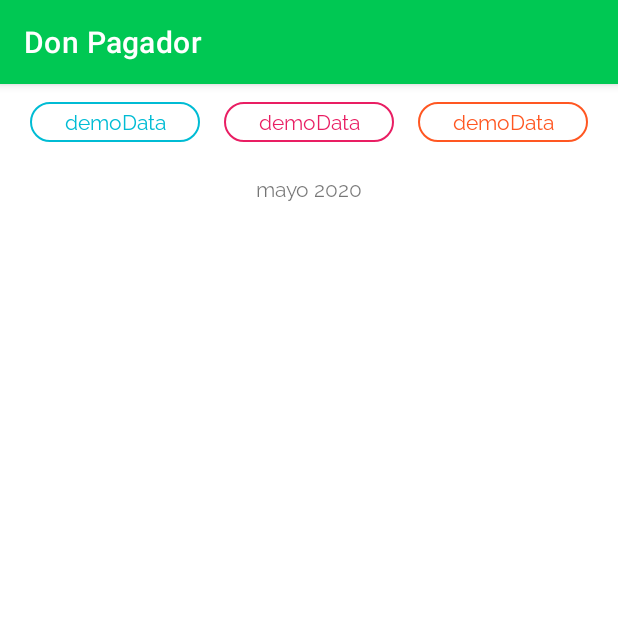
After one commit to ferisagaragu/mr-payment-app, an Android app: the fragment PeriodDetailFragment shown on its own in the app's theme, on a phone screen of 412 x 824 dp, the top half of it. The commit adds this screen. Run offline under Robolectric (Android 15) with nearby library versions, the phone set to English and light mode, and no system bars; 3 statements that could not run were skipped.

Commit message:
I add payment fragment and actual month

```diff
--- a/app/build.gradle
+++ b/app/build.gradle
@@ -40,7 +40,7 @@ dependencies {
     implementation 'com.squareup.retrofit2:retrofit:2.6.0'
     implementation 'com.squareup.retrofit2:converter-gson:2.6.0'
     implementation "com.squareup.okhttp3:logging-interceptor:4.5.0"
-    implementation("org.jetbrains.kotlinx:kotlinx-coroutines-android:1.3.9")
+    implementation("androidx.fragment:fragment-ktx:1.2.5")
     testImplementation 'junit:junit:4.13.2'
     androidTestImplementation 'androidx.test.ext:junit:1.1.3'
     androidTestImplementation 'androidx.test.espresso:espresso-core:3.4.0'
--- a/app/src/main/java/org/pechblenda/mrpaymentapp/MainActivity.kt
+++ b/app/src/main/java/org/pechblenda/mrpaymentapp/MainActivity.kt
@@ -6,13 +6,17 @@ import android.widget.Button
 import android.widget.ProgressBar
 import android.widget.Toast
 import androidx.appcompat.app.AppCompatActivity
+import androidx.fragment.app.add
+import androidx.fragment.app.commit
 import androidx.recyclerview.widget.LinearLayoutManager
 import androidx.recyclerview.widget.RecyclerView
 
 import org.pechblenda.mrpaymentapp.adapter.PeriodListViewAdapter
 import org.pechblenda.mrpaymentapp.entity.RestResponse
+import org.pechblenda.mrpaymentapp.fragment.PeriodDetailFragment
 import org.pechblenda.mrpaymentapp.network.RetrofitConnector
 import org.pechblenda.mrpaymentapp.service.PeriodService
+import org.pechblenda.mrpaymentapp.util.transform.JSONFormat
 
 import retrofit2.Call
 import retrofit2.Callback
@@ -27,6 +31,7 @@ class MainActivity : AppCompatActivity() {
 
 	private lateinit var retrofit: Retrofit
 	private lateinit var periodService: PeriodService
+	private lateinit var periodDetail: Map<Any, Any>
 
 	override fun onCreate(savedInstanceState: Bundle?) {
 		super.onCreate(savedInstanceState)
@@ -59,14 +64,25 @@ class MainActivity : AppCompatActivity() {
 
 		periodService.listRepos().enqueue(object : Callback<RestResponse> {
 			override fun onResponse(call: Call<RestResponse>, response: Response<RestResponse>) {
+				val resp = response.body()
 				val periodListViewAdapter = PeriodListViewAdapter(
-					response.body()?.convertDataToPeriods()!!,
+					resp?.convertDataToPeriods()!!,
 					context
 				)
+
+				periodDetail = resp.getPeriodDetail()
 
 				runOnUiThread {
 					progressBar.visibility = View.GONE
 					recyclerView.adapter = periodListViewAdapter
+
+					val bundle = Bundle()
+					bundle.putString("detail", JSONFormat.generateJSONText(periodDetail))
+
+					supportFragmentManager.commit {
+						setReorderingAllowed(true)
+						add<PeriodDetailFragment>(R.id.fragment_container_view, args = bundle)
+					}
 				}
 			}
 
--- a/app/src/main/java/org/pechblenda/mrpaymentapp/entity/RestResponse.kt
+++ b/app/src/main/java/org/pechblenda/mrpaymentapp/entity/RestResponse.kt
@@ -1,20 +1,31 @@
 package org.pechblenda.mrpaymentapp.entity
 
+import org.pechblenda.mrpaymentapp.util.format.DateMonth
 import org.pechblenda.mrpaymentapp.util.transform.JSONFormat
 
 class RestResponse(
 	val timestamp: String,
 	val status: Int,
 	val count	:	Int,
-	private val data: Any
+	private val data: Any,
 ) {
+
+	private lateinit var periodDetail: Map<Any,Any>
+
+	fun getPeriodDetail(): Map<Any, Any> {
+		return periodDetail
+	}
 
 	fun convertDataToPeriods(): List<Period> {
 		return (data as List<Any?>).map { item ->
-			JSONFormat.gsonInstance().fromJson(
+			val data = JSONFormat.gsonInstance().fromJson(
 				JSONFormat.generateJSONText(item),
 				Period::class.java
 			)
+
+			if (data.name == DateMonth.generateMonthName()) periodDetail = data.detail
+
+			data
 		}
 	}
 
--- /dev/null
+++ b/app/src/main/java/org/pechblenda/mrpaymentapp/fragment/PeriodDetailFragment.kt
@@ -0,0 +1,46 @@
+package org.pechblenda.mrpaymentapp.fragment
+
+import android.os.Bundle
+import android.view.LayoutInflater
+import android.view.View
+import android.view.ViewGroup
+import android.widget.TextView
+import androidx.fragment.app.Fragment
+
+import org.pechblenda.mrpaymentapp.R
+import org.pechblenda.mrpaymentapp.util.format.Currency
+import org.pechblenda.mrpaymentapp.util.transform.JSONFormat
+
+class PeriodDetailFragment: Fragment() {
+
+	lateinit var unique: TextView
+	lateinit var monthly: TextView
+	lateinit var recurret: TextView
+
+	override fun onCreateView(
+		inflater: LayoutInflater,
+		container: ViewGroup?,
+		savedInstanceState: Bundle?
+	): View? {
+		val inflater = inflater.inflate(R.layout.period_detail, container, false)
+
+		unique = inflater.findViewById(R.id.unique)
+		monthly = inflater.findViewById(R.id.monthly)
+		recurret = inflater.findViewById(R.id.recurrent)
+
+		return inflater
+	}
+
+	override fun onStart() {
+		super.onStart()
+		val data = JSONFormat.gsonInstance().fromJson<Map<String, Double>>(
+			arguments?.getString("detail"),
+			Map::class.java
+		)
+
+		unique.text = Currency.withoutDecimalPesos.format(data["unique"])
+		monthly.text = Currency.withoutDecimalPesos.format(data["monthly"])
+		recurret.text = Currency.withoutDecimalPesos.format(data["recurrent"])
+	}
+
+}
--- /dev/null
+++ b/app/src/main/java/org/pechblenda/mrpaymentapp/util/format/DateMonth.kt
@@ -0,0 +1,14 @@
+package org.pechblenda.mrpaymentapp.util.format
+
+import java.text.SimpleDateFormat
+import java.util.Calendar
+
+object DateMonth {
+
+	fun generateMonthName(): String {
+		val calendar = Calendar.getInstance()
+		val dateFormat = SimpleDateFormat("MMMM yyy")
+		return dateFormat.format(calendar.time)
+	}
+
+}
--- /dev/null
+++ b/app/src/main/res/drawable-v24/badge_monthly.xml
@@ -0,0 +1,14 @@
+<?xml version="1.0" encoding="utf-8"?>
+<shape xmlns:android="http://schemas.android.com/apk/res/android" android:shape="rectangle" >
+    <stroke
+        android:width="1dp"
+        android:color="@color/badge_monthly_color" />
+
+    <padding
+        android:left="2dp"
+        android:right="2dp"
+        android:bottom="5dp"
+        android:top="2dp" />
+
+    <corners android:radius="150dp" />
+</shape>
--- /dev/null
+++ b/app/src/main/res/drawable-v24/badge_recurrent.xml
@@ -0,0 +1,14 @@
+<?xml version="1.0" encoding="utf-8"?>
+<shape xmlns:android="http://schemas.android.com/apk/res/android" android:shape="rectangle" >
+    <stroke
+        android:width="1dp"
+        android:color="@color/badge_recurrent_color" />
+
+    <padding
+        android:left="2dp"
+        android:right="2dp"
+        android:bottom="5dp"
+        android:top="2dp" />
+
+    <corners android:radius="150dp" />
+</shape>
--- /dev/null
+++ b/app/src/main/res/drawable/badge_unique.xml
@@ -0,0 +1,14 @@
+<?xml version="1.0" encoding="utf-8"?>
+<shape xmlns:android="http://schemas.android.com/apk/res/android" android:shape="rectangle" >
+    <stroke
+        android:width="1dp"
+        android:color="@color/badge_unique_color" />
+
+    <padding
+        android:left="2dp"
+        android:right="2dp"
+        android:bottom="5dp"
+        android:top="2dp" />
+
+    <corners android:radius="150dp" />
+</shape>
--- a/app/src/main/res/layout/activity_main.xml
+++ b/app/src/main/res/layout/activity_main.xml
@@ -1,6 +1,7 @@
 <?xml version="1.0" encoding="utf-8"?>
 <androidx.constraintlayout.widget.ConstraintLayout
     xmlns:android="http://schemas.android.com/apk/res/android"
+    xmlns:app="http://schemas.android.com/apk/res-auto"
     xmlns:tools="http://schemas.android.com/tools"
     android:layout_width="match_parent"
     android:layout_height="match_parent"
@@ -10,20 +11,21 @@
         android:layout_width="match_parent"
         android:layout_height="match_parent">
 
+        <Button
+            android:id="@+id/retryButton"
+            android:layout_width="match_parent"
+            android:layout_height="wrap_content"
+            android:layout_marginLeft="40dp"
+            android:layout_marginTop="15dp"
+            android:layout_marginRight="40dp"
+            android:text="Recargar los datos"
+            android:visibility="gone"
+            app:backgroundTint="@color/pink_500" />
+
         <LinearLayout
             android:layout_width="match_parent"
             android:layout_height="match_parent"
             android:orientation="vertical">
-
-            <Button
-                android:id="@+id/retryButton"
-                android:layout_width="match_parent"
-                android:layout_height="wrap_content"
-                android:text="Recargar los datos"
-                android:layout_marginTop="15dp"
-                android:layout_marginLeft="40dp"
-                android:layout_marginRight="40dp"
-                android:visibility="gone"/>
 
             <ProgressBar
                 android:id="@+id/progressBar"
@@ -32,12 +34,18 @@
                 android:layout_height="wrap_content"
                 android:layout_marginTop="15dp"/>
 
+
+            <androidx.fragment.app.FragmentContainerView
+                android:id="@+id/fragment_container_view"
+                android:layout_width="match_parent"
+                android:layout_height="wrap_content" />
+
+            <androidx.recyclerview.widget.RecyclerView
+                android:id="@+id/listItem"
+                android:layout_width="match_parent"
+                android:layout_height="match_parent" />
+
         </LinearLayout>
-
-        <androidx.recyclerview.widget.RecyclerView
-            android:id="@+id/listItem"
-            android:layout_width="match_parent"
-            android:layout_height="match_parent" />
 
     </FrameLayout>
 </androidx.constraintlayout.widget.ConstraintLayout>
--- /dev/null
+++ b/app/src/main/res/layout/period_detail.xml
@@ -0,0 +1,72 @@
+<?xml version="1.0" encoding="utf-8"?>
+<androidx.constraintlayout.widget.ConstraintLayout xmlns:android="http://schemas.android.com/apk/res/android"
+    xmlns:app="http://schemas.android.com/apk/res-auto"
+    xmlns:tools="http://schemas.android.com/tools"
+    android:layout_width="match_parent"
+    android:layout_height="match_parent">
+
+    <LinearLayout
+        android:layout_width="match_parent"
+        android:layout_height="match_parent"
+        android:orientation="vertical">
+
+        <LinearLayout
+            android:layout_width="match_parent"
+            android:layout_height="wrap_content"
+            android:orientation="horizontal"
+            android:padding="12dp">
+
+            <TextView
+                android:id="@+id/unique"
+                android:layout_width="match_parent"
+                android:layout_height="wrap_content"
+                android:layout_marginLeft="8dp"
+                android:layout_marginRight="8dp"
+                android:layout_weight="1"
+                android:background="@drawable/badge_unique"
+                android:fontFamily="@font/raleway_regular"
+                android:text="demoData"
+                android:textAlignment="center"
+                android:textColor="@color/badge_unique_color" />
+
+            <TextView
+                android:id="@+id/monthly"
+                android:layout_width="match_parent"
+                android:layout_height="wrap_content"
+                android:layout_marginLeft="8dp"
+                android:layout_marginRight="8dp"
+                android:layout_weight="1"
+                android:background="@drawable/badge_monthly"
+                android:fontFamily="@font/raleway_regular"
+                android:text="demoData"
+                android:textAlignment="center"
+                android:textColor="@color/badge_monthly_color" />
+
+            <TextView
+                android:id="@+id/recurrent"
+                android:layout_width="match_parent"
+                android:layout_height="wrap_content"
+                android:layout_marginLeft="8dp"
+                android:layout_marginRight="8dp"
+                android:layout_weight="1"
+                android:background="@drawable/badge_recurrent"
+                android:fontFamily="@font/raleway_regular"
+                android:text="demoData"
+                android:textAlignment="center"
+                android:textColor="@color/badge_recurrent_color" />
+
+        </LinearLayout>
+
+        <TextView
+            android:id="@+id/textView"
+            android:layout_width="match_parent"
+            android:layout_height="wrap_content"
+            android:layout_weight="1"
+            android:text="mayo 2020"
+            android:textAlignment="center"
+            android:layout_marginTop="8dp"
+            android:layout_marginBottom="12dp"
+            android:fontFamily="@font/raleway_regular" />
+    </LinearLayout>
+
+</androidx.constraintlayout.widget.ConstraintLayout>
--- a/app/src/main/res/layout/period_element.xml
+++ b/app/src/main/res/layout/period_element.xml
@@ -41,6 +41,7 @@
                         android:layout_width="wrap_content"
                         android:layout_height="wrap_content"
                         android:layout_weight="1"
+                        android:fontFamily="@font/raleway_regular"
                         android:textStyle="bold" />
 
                     <TextView
@@ -48,6 +49,7 @@
                         android:layout_width="wrap_content"
                         android:layout_height="wrap_content"
                         android:layout_weight="1"
+                        android:fontFamily="@font/raleway_regular"
                         android:textAlignment="textEnd" />
 
                 </LinearLayout>
@@ -69,10 +71,10 @@
 
                         <ImageView
                             android:layout_width="wrap_content"
-                            android:layout_height="0dp"
+                            android:layout_height="wrap_content"
                             android:layout_weight="1"
+                            android:contentDescription="@string/pay_indicator_description"
                             android:textAlignment="textStart"
-                            android:contentDescription="@string/pay_indicator_description"
                             app:srcCompat="@drawable/credit_card_check"
                             tools:ignore="ImageContrastCheck" />
                     </LinearLayout>
@@ -81,7 +83,8 @@
                         android:id="@+id/remainingDebt"
                         android:layout_width="wrap_content"
                         android:layout_height="wrap_content"
-                        android:layout_weight="1" />
+                        android:layout_weight="1"
+                        android:fontFamily="@font/raleway_regular" />
 
                     <TextView
                         android:id="@+id/freeMoney"
@@ -89,7 +92,8 @@
                         android:layout_height="wrap_content"
                         android:layout_weight="1"
                         android:text="TextView"
-                        android:textAlignment="textEnd" />
+                        android:textAlignment="textEnd"
+                        android:fontFamily="@font/raleway_regular"/>
                 </LinearLayout>
 
             </LinearLayout>
--- a/app/src/main/res/values/colors.xml
+++ b/app/src/main/res/values/colors.xml
@@ -1,10 +1,14 @@
 <?xml version="1.0" encoding="utf-8"?>
 <resources>
-    <color name="purple_200">#FFBB86FC</color>
+    <color name="pink_500">#E91E63</color>
     <color name="green_primary">#00c853</color>
     <color name="green_variant">#00AE48</color>
     <color name="teal_200">#FF03DAC5</color>
     <color name="teal_700">#FF018786</color>
     <color name="black">#FF000000</color>
     <color name="white">#fafafa</color>
+
+    <color name="badge_unique_color">#00bcd4</color>
+    <color name="badge_monthly_color">#e91e63</color>
+    <color name="badge_recurrent_color">#ff5722</color>
 </resources>
```
Also changed, not shown: app/src/main/res/font/raleway_regular.ttf (added).
